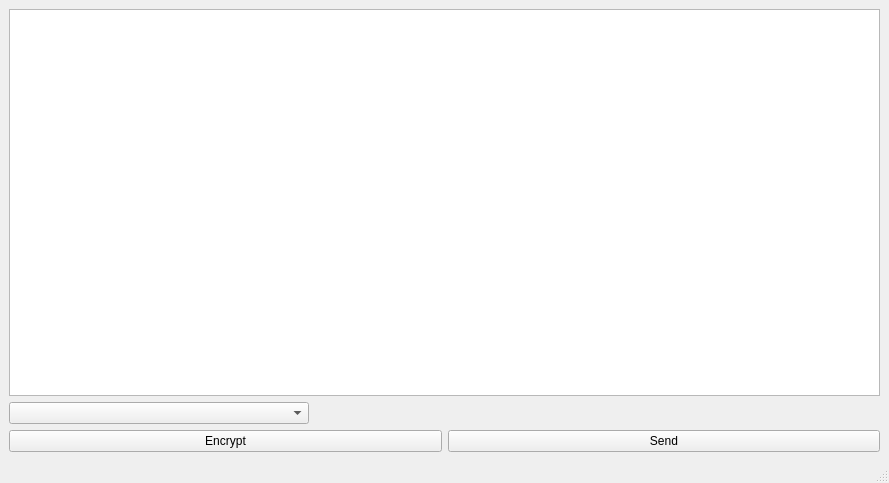
The window that security.ui (mourra950/Secure-Communication-Suite--A-Cryptography-Application-in-Python) describes before a commit, drawn with Qt 5.
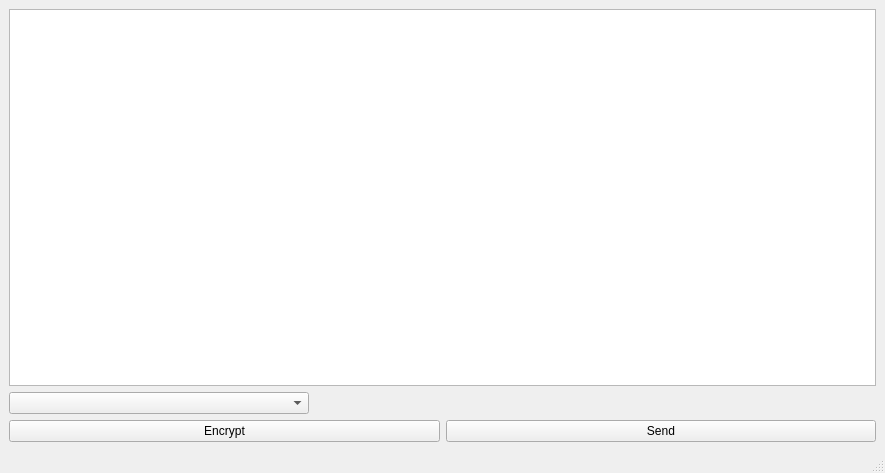
The same window after the commit.

```diff
--- a/security.ui
+++ b/security.ui
@@ -6,8 +6,8 @@
    <rect>
     <x>0</x>
     <y>0</y>
-    <width>889</width>
-    <height>483</height>
+    <width>885</width>
+    <height>473</height>
    </rect>
   </property>
   <property name="windowTitle">
```
Left out of the diff: 2 changed lines with no effect on the pictures.
